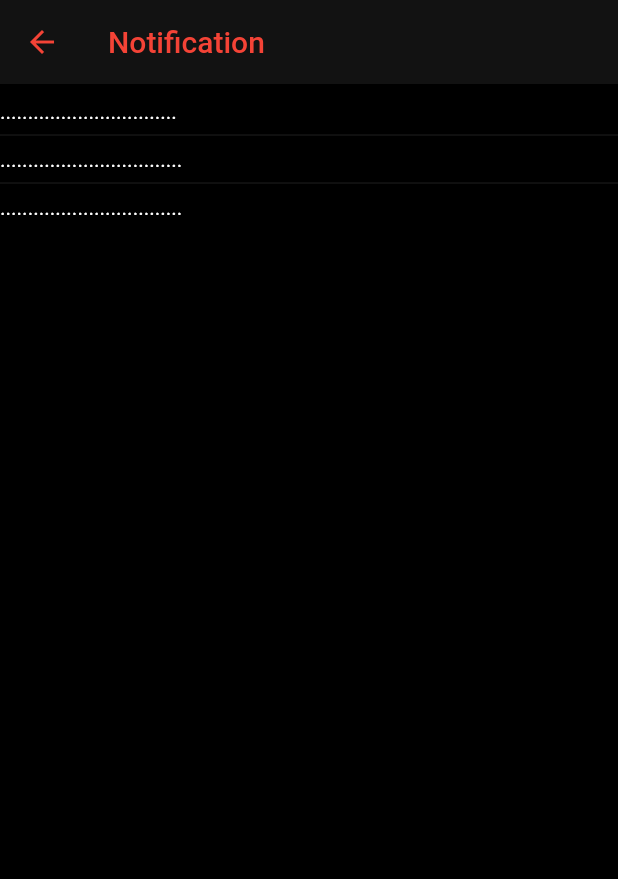
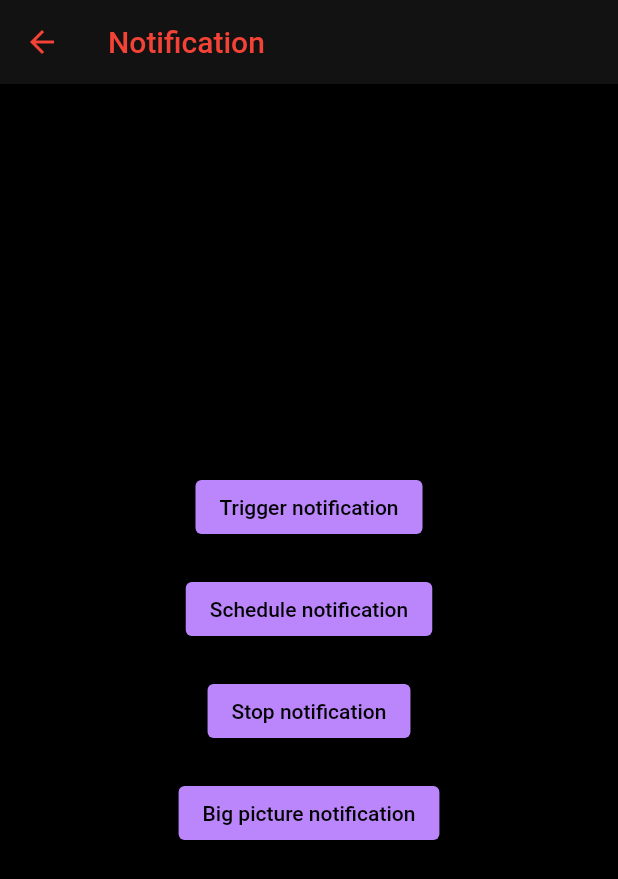
Before and after one commit to vinay7869/siddhivinayak_app, a Flutter app: the screen it shows after launch, after a tap on the "notifications" icon, on a phone screen of 412 x 824 dp. Shown: the top 879 px of the screen. Run offline on Flutter 3.47's test engine with Material 2 defaults, Android fonts, the light colour scheme and no system bars; our stand-ins replace animated_splash_screen, cloud_firestore, firebase_auth, firebase_core, firebase_storage, flutter_local_notifications and 3 more; accounts and stored records are empty.

Commit message:
Notifications added

```diff
--- a/lib/Booking History/booking_repository.dart
+++ b/lib/Booking History/booking_repository.dart
@@ -13,10 +13,9 @@ class BookingRepository {
 
   BookingRepository({required this.firebaseFirestore});
 
-  void saveBookingHistory(
-      BuildContext context, DateTime selectedDate) async {
+  void saveBookingHistory(BuildContext context, DateTime selectedDate) async {
     try {
-       var uid = 'user1';
+      var uid = 'user1';
       var user = DateModel(dateTime: selectedDate);
 
       await firebaseFirestore
--- a/lib/mythemes.dart
+++ b/lib/Common functions/mythemes.dart
@@ -3,8 +3,6 @@ import 'package:flutter/material.dart';
 class ThemeProvider extends ChangeNotifier {
   var changeMode = ThemeMode.dark;
   bool get isDarkMode => changeMode == ThemeMode.dark;
-
-  // get themeMode => changeMode;
 
   void changeTheme(bool isOn) {
     changeMode = isOn ? ThemeMode.dark : ThemeMode.light;
@@ -18,7 +16,6 @@ class MyThemes {
     colorScheme: const ColorScheme.dark(),
     primaryColor: Colors.white10,
     iconTheme: const IconThemeData(color: Colors.green),
-
   );
 
   static var lightTheme = ThemeData(
--- /dev/null
+++ b/lib/Common functions/notification_repository.dart
@@ -0,0 +1,59 @@
+import 'package:flutter_local_notifications/flutter_local_notifications.dart';
+
+class NotificationServices {
+  final FlutterLocalNotificationsPlugin flutterLocalNotificationsPlugin =
+      FlutterLocalNotificationsPlugin();
+
+  final AndroidInitializationSettings androidInitializationSettings =
+      const AndroidInitializationSettings('logo');
+
+  void initialize() async {
+    InitializationSettings initializationSettings =
+        InitializationSettings(android: androidInitializationSettings);
+
+    await flutterLocalNotificationsPlugin.initialize(initializationSettings);
+  }
+
+  final AndroidNotificationDetails androidNotificationDetails =
+      const AndroidNotificationDetails('channelId', 'channelName',
+          importance: Importance.max,
+          channelShowBadge: true,
+          icon: 'logo',
+          largeIcon: DrawableResourceAndroidBitmap('logo'));
+
+  void sendNotification(String? title, String? body) async {
+    NotificationDetails notificationDetails =
+        NotificationDetails(android: androidNotificationDetails);
+
+    await flutterLocalNotificationsPlugin.show(
+        0, title, body, notificationDetails);
+  }
+
+  void scheduleNotification(String? title, String? body) async {
+    NotificationDetails notificationDetails =
+        NotificationDetails(android: androidNotificationDetails);
+
+    await flutterLocalNotificationsPlugin.periodicallyShow(
+        0, title, body, RepeatInterval.daily, notificationDetails);
+  }
+
+  void stopNotification() async {
+    flutterLocalNotificationsPlugin.cancel(0);
+  }
+
+  void bigPictureNotification(String? title, String? body) async {
+    AndroidNotificationDetails androidNotificationDetails =
+        const AndroidNotificationDetails('channelId', 'channelName',
+            styleInformation: BigPictureStyleInformation(
+                DrawableResourceAndroidBitmap('logo')),
+            importance: Importance.max,
+            channelShowBadge: true,
+            icon: 'logo',
+            largeIcon: DrawableResourceAndroidBitmap('logo'));
+    NotificationDetails notificationDetails =
+        NotificationDetails(android: androidNotificationDetails);
+
+    await flutterLocalNotificationsPlugin.show(
+        1, title, body, notificationDetails);
+  }
+}
--- a/lib/router.dart
+++ b/lib/Common functions/router.dart
@@ -1,6 +1,6 @@
 import 'package:flutter/material.dart';
 import 'package:siddhivinayak_app/Profile_storage/profilepage.dart';
-import 'Pages/my_homepage.dart';
+import '../Pages/my_homepage.dart';
 
 Route<dynamic> routers(RouteSettings settings) {
   switch (settings.name) {
--- a/lib/Pages/my_homepage.dart
+++ b/lib/Pages/my_homepage.dart
@@ -1,7 +1,9 @@
+import 'package:cloud_firestore/cloud_firestore.dart';
 import 'package:flutter/material.dart';
 import 'package:flutter/services.dart';
 import 'package:siddhivinayak_app/Pages/settings.dart';
 import 'package:siddhivinayak_app/Pages/youtube.dart';
+import 'package:siddhivinayak_app/Profile_storage/user_model.dart';
 import '../Booking History/my_bookings.dart';
 import '../Profile_storage/profilepage.dart';
 import 'appointment_booking.dart';
@@ -16,17 +18,39 @@ class MyHomePage extends StatefulWidget {
 }
 
 class _MyHomePageState extends State<MyHomePage> {
+  // late String userName;
+  // late String email;
+  // late String profilePic;
+  late FirebaseFirestore firebaseFirestore;
+
+  @override
+  void initState() {
+    super.initState();
+    firebaseFirestore = FirebaseFirestore.instance;
+  }
+
+  // Future<UserModel?> getImages() async {
+  //   var uid = 'user1';
+  //   var userData =
+  //       await FirebaseFirestore.instance.collection('users').doc(uid).get();
+  //   UserModel? user;
+
+  //   if (userData.data() != null) {
+  //     user = UserModel.fromMap(userData.data()!);
+  //   }
+
+  //   userName = user!.name;
+  //   email = user.emailAddress;
+  //   profilePic = user.profilepic;
+
+  //   return user;
+  // }
 
   @override
   Widget build(BuildContext context) {
     return Scaffold(
       appBar: AppBar(
         title: const Text("Home", style: TextStyle(color: Colors.redAccent)),
-        leading: IconButton(
-          icon: const Icon(Icons.menu),
-          onPressed: () {},
-          color: Colors.red,
-        ),
         actions: [
           IconButton(
             onPressed: () {
@@ -35,7 +59,6 @@ class _MyHomePageState extends State<MyHomePage> {
             },
             icon: const Icon(
               Icons.notifications,
-              color: Colors.red,
             ),
           ),
           IconButton(
@@ -43,17 +66,50 @@ class _MyHomePageState extends State<MyHomePage> {
               SystemNavigator.pop();
             },
             icon: const Icon(Icons.power_settings_new),
-            color: Colors.redAccent,
           ),
         ],
+        iconTheme: const IconThemeData(color: Colors.red),
       ),
+      drawer: Drawer(
+          child: StreamBuilder<QuerySnapshot<Map<String, dynamic>>>(
+              stream: firebaseFirestore.collection('users').snapshots(),
+              builder: (context, snapshot) {
+                if (snapshot.connectionState == ConnectionState.waiting) {
+                  return const Center(
+                    child: CircularProgressIndicator(),
+                  );
+                }
+                return ListView.builder(
+                  itemCount: snapshot.data!.docs.length,
+                  itemBuilder: (context, index) {
+                    var userData = snapshot.data!.docs[index].data();
+                    var user = UserModel.fromMap(userData);
+                    return Column(children: [
+                      UserAccountsDrawerHeader(
+                        accountName: Text(user.name),
+                        accountEmail: Text(user.emailAddress),
+                        currentAccountPicture: CircleAvatar(
+                          backgroundImage: NetworkImage(user.profilepic),
+                        )
+                      ),
+                      ListTile(
+                        title: Text('Hello  ${user.name}'),
+                      )
+                    ]);
+                  },
+                );
+              })),
       body: ListView(
         children: <Widget>[
-          const Image(
-            image: AssetImage(
-              'assets/DSLR.jpg',
+          const SizedBox(
+            height: 370,
+            width: 100,
+            child: Image(
+              image: AssetImage(
+                'assets/DSLR.jpg',
+              ),
+              fit: BoxFit.cover,
             ),
-            fit: BoxFit.cover,
           ),
           const SizedBox(height: 20),
           Container(
@@ -150,7 +206,7 @@ class _MyHomePageState extends State<MyHomePage> {
                     borderRadius: BorderRadius.circular(17)),
                 onTap: () {
                   Navigator.push(context,
-                      MaterialPageRoute(builder: (_) => const Settings()));
+                      MaterialPageRoute(builder: (_) => const MySettings()));
                 }),
           ),
         ],
--- a/lib/Pages/notification_page.dart
+++ b/lib/Pages/notification_page.dart
@@ -1,14 +1,30 @@
+import 'package:flutter/material.dart';
+import 'package:siddhivinayak_app/Common%20functions/notification_repository.dart';
 
-import 'package:flutter/material.dart';
+class NotificationPage extends StatefulWidget {
+  const NotificationPage({Key? key}) : super(key: key);
 
-class NotificationPage extends StatelessWidget {
-  const NotificationPage({Key? key}) : super(key: key);
+  @override
+  State<NotificationPage> createState() => _NotificationPageState();
+}
+
+class _NotificationPageState extends State<NotificationPage> {
+  NotificationServices notificationServices = NotificationServices();
+
+  @override
+  void initState() {
+    notificationServices.initialize();
+    super.initState();
+  }
 
   @override
   Widget build(BuildContext context) {
     return Scaffold(
         appBar: AppBar(
-        title: const Text("Notification",style: TextStyle(color: Colors.red),),
+          title: const Text(
+            "Notification",
+            style: TextStyle(color: Colors.red),
+          ),
           leading: IconButton(
             icon: const Icon(
               Icons.arrow_back,
@@ -18,23 +34,33 @@ class NotificationPage extends StatelessWidget {
               Navigator.pop(context);
             },
           ),
-        )
-
-
-      ,body: ListView(
-        children:  const <Widget> [
-           SizedBox(height: 10),
-         Text('................................'),
-       Divider(),
-        Text('.................................'),
-       Divider(),
-        Text('.................................')
-
-
-         ] )
-        ,
-      );
-
-
+        ),
+        body: Center(
+            child: Column(
+          mainAxisAlignment: MainAxisAlignment.center,
+          children: [
+            ElevatedButton(
+              child: const Text('Trigger notification'),
+              onPressed: () => notificationServices.sendNotification(
+                  'New notification', 'New message'),
+            ),
+            const SizedBox(height: 20),
+            ElevatedButton(
+              child: const Text('Schedule notification'),
+              onPressed: () => notificationServices.scheduleNotification(
+                  'New notification', 'New message'),
+            ),
+            const SizedBox(height: 20),
+            ElevatedButton(
+                child: const Text('Stop notification'),
+                onPressed: () => notificationServices.stopNotification),
+            const SizedBox(height: 20),
+            ElevatedButton(
+              child: const Text('Big picture notification'),
+              onPressed: () => notificationServices.bigPictureNotification(
+                  'New notification', 'New message'),
+            ),
+          ],
+        )));
   }
 }
--- a/lib/main.dart
+++ b/lib/main.dart
@@ -1,10 +1,10 @@
 import 'package:flutter/material.dart';
 import 'package:flutter_riverpod/flutter_riverpod.dart' as prefix;
 import 'package:provider/provider.dart';
-import 'package:siddhivinayak_app/mythemes.dart';
+import 'package:siddhivinayak_app/Common%20functions/mythemes.dart';
 import 'package:animated_splash_screen/animated_splash_screen.dart';
 import 'package:firebase_core/firebase_core.dart';
-import 'package:siddhivinayak_app/router.dart';
+import 'package:siddhivinayak_app/Common%20functions/router.dart';
 import 'Pages/my_homepage.dart';
 import 'firebase_options.dart';
 
@@ -23,7 +23,7 @@ class MyApp extends StatelessWidget {
   Widget build(BuildContext context) {
     return ChangeNotifierProvider(
       create: (context) => ThemeProvider(),
-      builder: (context, child) {
+      builder: (context, index) {
         final themeProvider = Provider.of<ThemeProvider>(context);
         return MaterialApp(
           title: "SiddhiVinayak",
--- a/pubspec.yaml
+++ b/pubspec.yaml
@@ -45,6 +45,8 @@ dependencies:
   flutter_riverpod: ^2.1.3
   image_picker: ^0.8.6
   intl: ^0.17.0
+  flutter_local_notifications: ^13.0.0
+  cached_network_image: ^3.2.3
 
 dev_dependencies:
   flutter_test:
```
Also changed, not shown: lib/Pages/settings.dart (+5 -5 lines), lib/Profile_storage/profile_repository.dart (+2 -6 lines), lib/Profile_storage/profilepage.dart (+8 -2 lines), lib/Profile_storage/user_model.dart (+2 -6 lines), pubspec.lock, 3 other files. Lines whose indentation alone changed are shown as unchanged.
